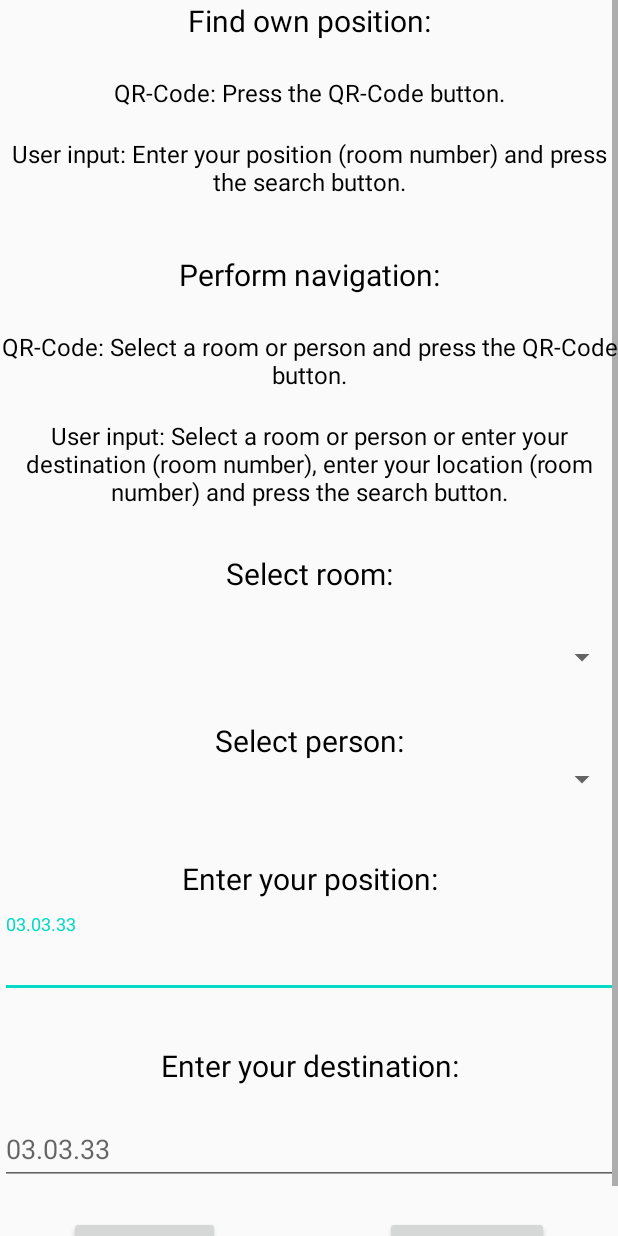
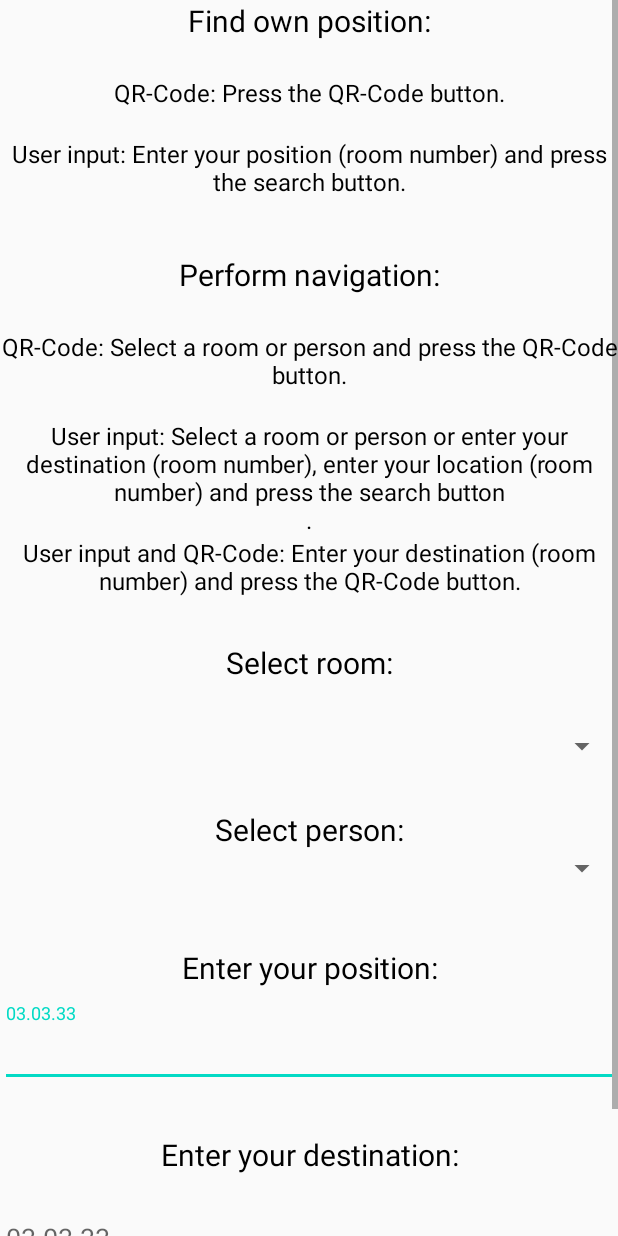
Before and after one commit to s4timuen/Campus_Navigation_EAH_Jena, an Android app: the layout content_main.xml on its own in the app's theme, with its tools: preview values and no code run, on a phone screen of 412 x 824 dp. Run offline under Robolectric (Android 15) with nearby library versions, the phone set to English and light mode, and no system bars.

Commit message:
added: -- destination by user input and start by qr-code possibility todo: -- test -> final testing -> diff resolutions nad devices

```diff
--- a/app/src/main/java/de/eahjena/wi/campusnavigationeahjena/activities/MainActivity.java
+++ b/app/src/main/java/de/eahjena/wi/campusnavigationeahjena/activities/MainActivity.java
@@ -344,6 +344,15 @@ public class MainActivity extends AppCompatActivity implements View.OnClickListe
                 doIntent(userInputStartLocation, roomNames, false);
             }
 
+            //Use start QR-Code and user destination input to perform navigation
+            if (roomsIndex == 0 && personsIndex == 0 && userInputStartLocation.equals("")
+                    && !userInputDestinationLocation.equals("") && view.getId() == R.id.button_location_qr) {
+
+                destinationQRCode = userInputDestinationLocation;
+
+                doIntent(userInputStartLocation, roomNames, false);
+            }
+
             //Use user start input and destination selection to perform navigation
             if ((roomsIndex != 0 || personsIndex != 0) && !userInputStartLocation.equals("")
                     && userInputDestinationLocation.equals("") && view.getId() == R.id.button_location_text) {
--- a/app/src/main/res/layout/content_main.xml
+++ b/app/src/main/res/layout/content_main.xml
@@ -80,8 +80,19 @@
                 android:text="@string/text_view_explanation_navigation_description_user"
                 android:textColor="@color/text_color"
                 android:textSize="@dimen/text_size_explanations"
+                app:layout_constraintBottom_toTopOf="@id/text_view_explanation_navigation_description_user_code"
+                app:layout_constraintTop_toBottomOf="@id/text_view_explanation_navigation_description_code" />
+
+            <TextView
+                android:id="@+id/text_view_explanation_navigation_description_user_code"
+                android:layout_width="match_parent"
+                android:layout_height="wrap_content"
+                android:gravity="center"
+                android:text="@string/text_view_explanation_navigation_description_user_code"
+                android:textColor="@color/text_color"
+                android:textSize="@dimen/text_size_explanations"
                 app:layout_constraintBottom_toTopOf="@id/text_view_by_room"
-                app:layout_constraintTop_toBottomOf="@id/text_view_explanation_navigation_description_code" />
+                app:layout_constraintTop_toBottomOf="@id/text_view_explanation_navigation_description_user" />
 
             <TextView
                 android:id="@+id/text_view_by_room"
@@ -93,7 +104,7 @@
                 android:textSize="@dimen/text_size_header"
                 android:layout_marginTop="@dimen/margin_top_main_activity"
                 app:layout_constraintBottom_toTopOf="@id/spinner_by_room"
-                app:layout_constraintTop_toBottomOf="@id/text_view_explanation_navigation_description_user" />
+                app:layout_constraintTop_toBottomOf="@id/text_view_explanation_navigation_description_user_code" />
 
             <Spinner
                 android:id="@+id/spinner_by_room"
--- a/app/src/main/res/values/strings.xml
+++ b/app/src/main/res/values/strings.xml
@@ -34,5 +34,6 @@
     <string name="text_view_explanation_location_description_user">"User input: Enter your position (room number) and press the search button.\n\n"</string>
     <string name="text_view_explanation_navigation_title">"Perform navigation:\n"</string>
     <string name="text_view_explanation_navigation_description_code">"QR-Code: Select a room or person and press the QR-Code button.\n"</string>
-    <string name="text_view_explanation_navigation_description_user">User input: Select a room or person or enter your destination (room number), enter your location (room number) and press the search button.</string>
+    <string name="text_view_explanation_navigation_description_user">User input: Select a room or person or enter your destination (room number), enter your location (room number) and press the search button\n.</string>
+    <string name="text_view_explanation_navigation_description_user_code">User input and QR-Code: Enter your destination (room number) and press the QR-Code button.</string>
 </resources>
```
Also changed, not shown: 1 other file.
